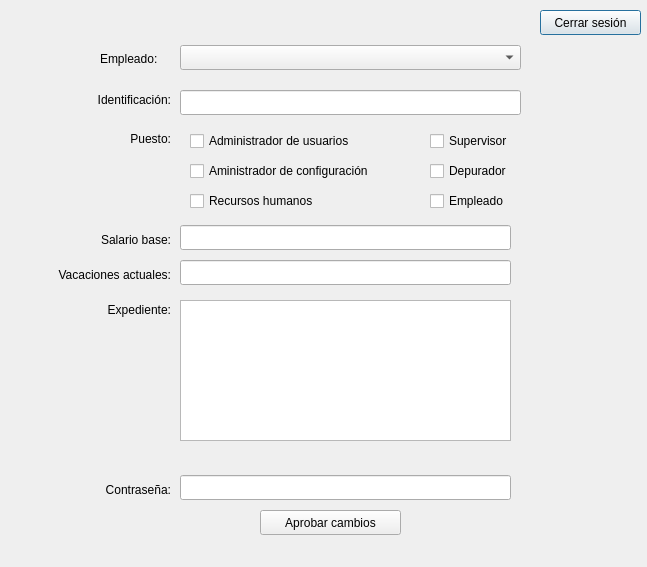
The window that Interfaz/modify_user.ui (Los-Pollitos/PI-Redes-Sistemas-Operativos) describes before a commit, drawn with Qt 5.
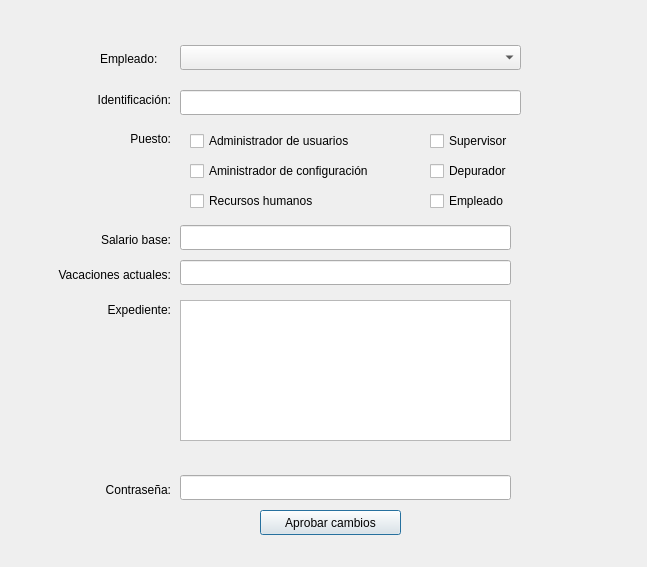
The same window after the commit.

Commit message: Eliminación de botón de cerrar sesión en modify user

```diff
--- a/Interfaz/modify_user.ui
+++ b/Interfaz/modify_user.ui
@@ -13,19 +13,6 @@
   <property name="windowTitle">
    <string>Dialog</string>
   </property>
-  <widget class="QPushButton" name="close_session">
-   <property name="geometry">
-    <rect>
-     <x>540</x>
-     <y>10</y>
-     <width>101</width>
-     <height>25</height>
-    </rect>
-   </property>
-   <property name="text">
-    <string>Cerrar sesión</string>
-   </property>
-  </widget>
   <widget class="QLabel" name="employee">
    <property name="geometry">
     <rect>
```
